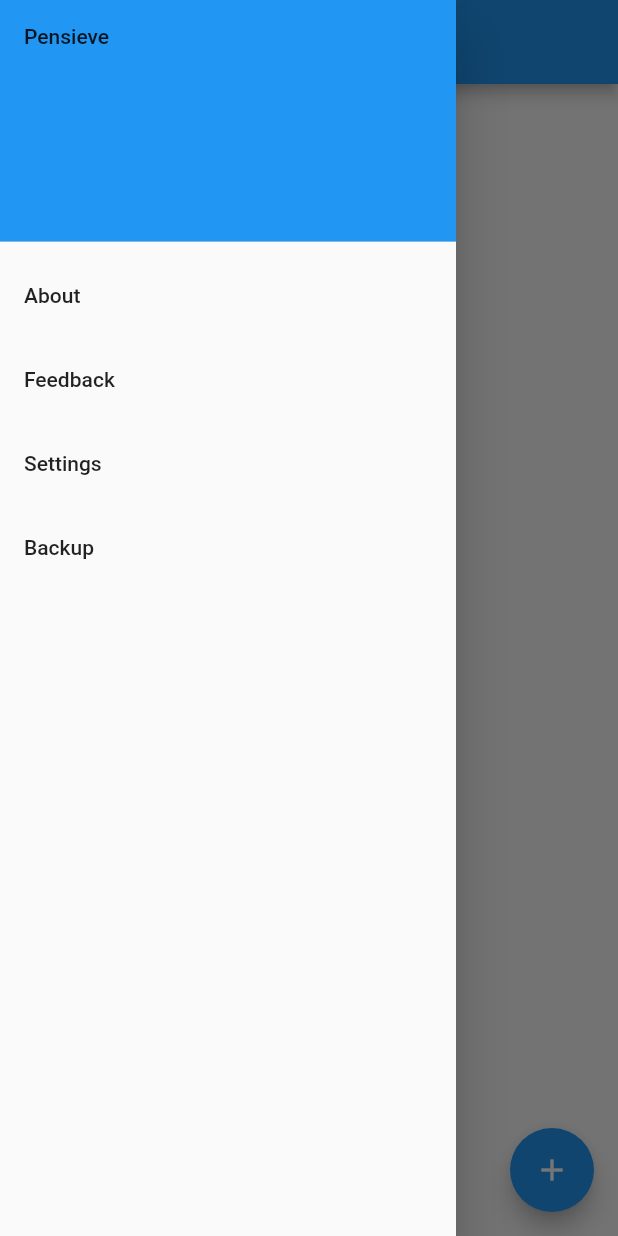
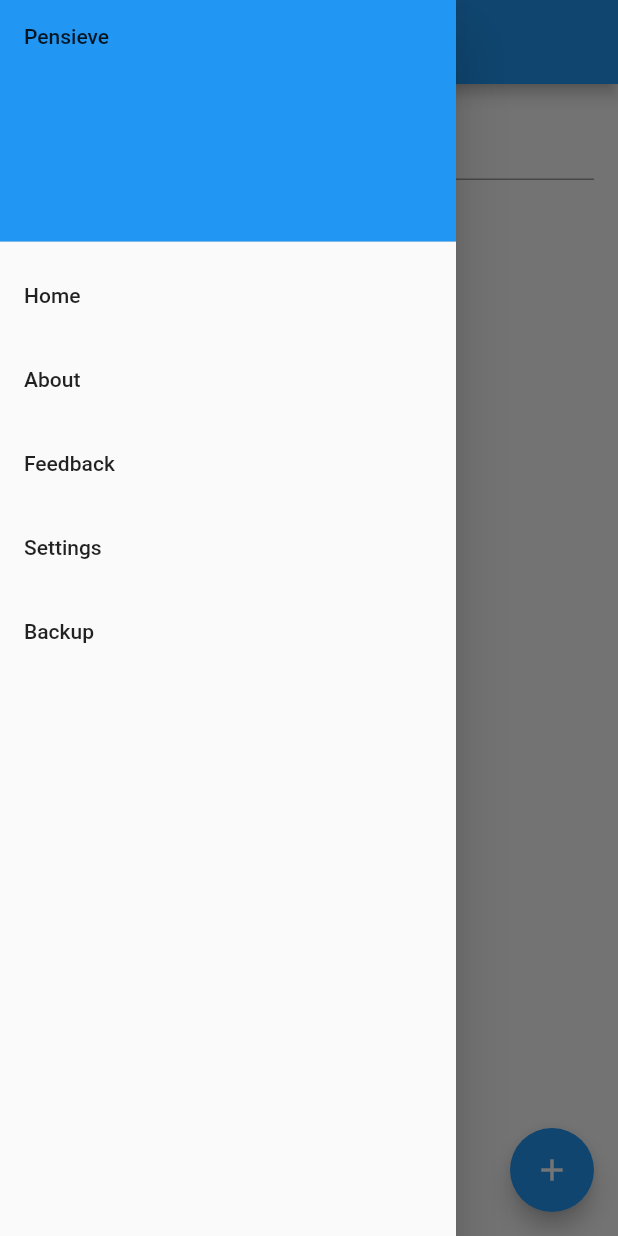
Before and after one commit to anbncn/pensieve_app, a Flutter app: the screen it shows after launch, with the side drawer open, on a phone screen of 412 x 824 dp. Run offline on Flutter 3.47's test engine with Material 2 defaults, Android fonts, the phone set to English and light mode, and no system bars.

Commit message:
Basic add/search design

```diff
--- /dev/null
+++ b/lib/HomePage.dart
@@ -0,0 +1,121 @@
+import 'package:flutter/material.dart';
+
+import 'Pensieve.dart';
+import 'AboutPage.dart';
+import 'AddPage.dart';
+import 'BackupPage.dart';
+import 'FeedbackPage.dart';
+import 'SearchPage.dart';
+import 'SettingsPage.dart';
+
+class HomePage extends StatefulWidget {
+  @override
+  HomePageState createState() {
+    return HomePageState();
+  }
+}
+
+class HomePageState extends State<HomePage> {
+  String state = "Home";
+  Pensieve pensieve = Pensieve();
+
+  Widget _buildAppBar() {
+    final text = (state == "Home") ? "Pensieve" : state;
+    return AppBar(
+      title: Text(text),
+    );
+  }
+
+  Widget _buildDrawer(BuildContext context) {
+    final options = ["Home", "About", "Feedback", "Settings", "Backup"];
+
+    // auto (i.e. var) does not work as dart is unable to identify the type as
+    // List<Widget> later on
+    List<Widget> drawerTiles = [];
+    for (final opt in options) {
+      drawerTiles.add(
+        ListTile(
+          // TODO: change color of the text depending on state
+            title: Text(opt),
+            onTap: () {
+              _onSelection(opt);
+              Navigator.pop(context);
+            }),
+      );
+    }
+
+    return Drawer(
+      child: ListView(
+        padding: EdgeInsets.zero,
+        children: <Widget>[
+          DrawerHeader(
+            // TODO: put a logo here maybe
+            child: Text('Pensieve'),
+            decoration: BoxDecoration(color: Colors.blue),
+          ),
+          Column(children: drawerTiles),
+        ],
+      ),
+    );
+  }
+
+  Widget _buildAddButton() {
+    if (state == "Home") {
+      return FloatingActionButton(
+          child: Icon(Icons.add), tooltip: 'Add', onPressed: _onAdd);
+    }
+    return null;
+  }
+
+  Widget _buildBody() {
+    switch (state) {
+      case "About":
+        return AboutPage();
+        break;
+      case "Feedback":
+        return FeedbackPage();
+        break;
+      case "Settings":
+        return SettingsPage();
+        break;
+      case "Backup":
+        return BackupPage();
+        break;
+      case "Add":
+        return AddPage(pensieve: pensieve,);
+        break;
+      case "Search":
+        return SearchPage(pensieve: pensieve,);
+        break;
+    }
+
+    // default
+    return SearchPage(pensieve: pensieve,);
+  }
+
+  void _onAdd() {
+    _onSelection("Add");
+  }
+
+  void _onSearch() {
+    _onSelection("Search");
+  }
+
+  void _onSelection(String option) {
+    // causes to rerun the build
+    setState(() {
+      state = option;
+    });
+  }
+
+  @override
+  Widget build(BuildContext context) {
+    return Scaffold(
+      appBar: _buildAppBar(),
+      drawer: _buildDrawer(context),
+      floatingActionButton: _buildAddButton(),
+      floatingActionButtonLocation: FloatingActionButtonLocation.endFloat,
+      body: _buildBody(),
+    );
+  }
+}
--- /dev/null
+++ b/lib/Pensieve.dart
@@ -0,0 +1,67 @@
+// Awesome data structure which provides add,search,remove of messages
+
+// can potentially use FireBase to save data on google cloud
+// for now we use local json files
+
+class Message {
+  DateTime time;
+  Set<String> keys;
+  String text;
+
+  Message(this.time, this.keys, this.text);
+}
+
+class Pensieve {
+  List<Message> messages = [];
+
+  Set<String> getKeywords(DateTime time, String text) {
+    var keys = Set<String>();
+    keys.add("hunter");
+    // return by value?
+    return keys;
+  }
+
+  bool commit(DateTime time, Set<String> keys, String text) {
+    for(final msg in messages) {
+      if (msg.time == time || msg.keys == keys || msg.text == text) {
+        return true;
+      }
+    }
+
+    // List::add returns void
+    messages.add(Message(time, keys, text));
+    return true;
+  }
+
+  List<Message> find(DateTime time, List<String> keyList) {
+    var keys = Set<String>();
+    for (final k in keyList) {
+      keys.add(k);
+    }
+
+    List<Message> result = [];
+    for (final msg in messages) {
+      if (keys.intersection(msg.keys).isNotEmpty) {
+        result.add(msg);
+      }
+    }
+    return result;
+  }
+
+  bool remove(Message msg) {
+    return messages.remove(msg);
+  }
+
+  // key utility functions
+  bool keysContain(String key, Set<String> keys) {
+    return keys.contains(key);
+  }
+
+  void keysAdd(String key, Set<String> keys) {
+    keys.add(key);
+  }
+
+  void keysRemove(String key, Set<String> keys) {
+    keys.remove(key);
+  }
+}
--- /dev/null
+++ b/lib/SearchPage.dart
@@ -0,0 +1,72 @@
+import 'package:flutter/material.dart';
+
+import "Pensieve.dart";
+
+class SearchPage extends StatefulWidget {
+  final Pensieve pensieve;
+
+  SearchPage({Key key, this.pensieve}) : super(key: key);
+
+  @override
+  SearchPageState createState() {
+    return SearchPageState();
+  }
+}
+
+class SearchPageState extends State<SearchPage> {
+  final controller = TextEditingController();
+  String input = "";
+
+  List<Widget> _buildSearch() {
+    List<Message> messages = widget.pensieve.find(null, input.split(" "));
+
+    List<Widget> searchResults = [];
+    for (final msg in messages) {
+      searchResults.add(ListTile(
+        title: Text(msg.text),
+      ));
+    }
+
+    if (searchResults.length == 0) {
+      searchResults.add(ListTile(
+        title: Text(""),
+      ));
+    }
+
+    return searchResults;
+  }
+
+  Widget _buildInput() {
+    return Padding(
+      padding: EdgeInsets.all(16.0),
+      child: TextField(
+        decoration: InputDecoration(hintText: "Search your thoughts here"),
+        controller: controller,
+        onChanged: (text) {
+          setState(() {
+            input = text;
+          });
+        },
+      ),
+    );
+  }
+
+  @override
+  Widget build(BuildContext context) {
+    return Scaffold(
+        // otherwise the textfield resizes to accommodate the keyboard
+        resizeToAvoidBottomPadding: false,
+        body: ListView(
+          children: <Widget>[
+            _buildInput(),
+            Column(children: _buildSearch()),
+          ],
+        ));
+  }
+
+  @override
+  void dispose() {
+    controller.dispose();
+    super.dispose();
+  }
+}
--- a/lib/main.dart
+++ b/lib/main.dart
@@ -1,4 +1,6 @@
 import 'package:flutter/material.dart';
+
+import 'HomePage.dart';
 
 void main() {
   // better to use MaterialApp as it brings in some top level Widgets like
@@ -10,152 +12,3 @@ void main() {
     ),
   );
 }
-
-class AboutPage extends StatelessWidget {
-  @override
-  Widget build(BuildContext context) {
-    return Center(child: Text('About'),);
-  }
-}
-
-class FeedbackPage extends StatelessWidget {
-  @override
-  Widget build(BuildContext context) {
-    return Center(child: Text('Feedback'),);
-  }
-}
-
-class SettingsPage extends StatelessWidget {
-  @override
-  Widget build(BuildContext context) {
-    return Center(child: Text('Settings'),);
-  }
-}
-
-class BackupPage extends StatelessWidget {
-  @override
-  Widget build(BuildContext context) {
-    return Center(child: Text('Backup'),);
-  }
-}
-
-class AddPage extends StatelessWidget {
-  @override
-  Widget build(BuildContext context) {
-    return Center(child: Text('Add'),);
-  }
-}
-
-class SearchPage extends StatelessWidget {
-  @override
-  Widget build(BuildContext context) {
-    return Center(child: Text('Search'),);
-  }
-}
-
-class HomePage extends StatefulWidget {
-  @override
-  HomePageState createState() {
-    return HomePageState();
-  }
-}
-
-class HomePageState extends State<HomePage> {
-  String state = "default";
-
-  Widget _buildAppBar() {
-    return AppBar(
-      title: Text("Pensieve"),
-    );
-  }
-
-  Widget _buildDrawer(BuildContext context) {
-    final options = ["About", "Feedback", "Settings", "Backup"];
-
-    // auto (i.e. var) does not work as dart is unable to identify the type as
-    // List<Widget> later on
-    List<Widget> drawerTiles = [];
-    for (final opt in options) {
-      drawerTiles.add(ListTile(
-          title: Text(opt),
-          onTap: () {
-            _onSelection(opt);
-            Navigator.pop(context);
-          }),
-      );
-    }
-
-    return Drawer(
-      child: ListView(
-        padding: EdgeInsets.zero,
-        children: <Widget>[
-          DrawerHeader(
-            // TODO: put a logo here maybe
-            child: Text('Pensieve'),
-            decoration: BoxDecoration(color: Colors.blue),
-          ),
-          Column(children: drawerTiles),
-        ],
-      ),
-    );
-  }
-
-  Widget _buildAddButton() {
-    return FloatingActionButton(
-        child: Icon(Icons.add), tooltip: 'Add', onPressed: _onAdd);
-  }
-
-  Widget _buildBody() {
-    switch (state) {
-      case "About":
-        return AboutPage();
-        break;
-      case "Feedback":
-        return FeedbackPage();
-        break;
-      case "Settings":
-        return SettingsPage();
-        break;
-      case "Backup":
-        return BackupPage();
-        break;
-      case "Add":
-        return AddPage();
-        break;
-      case "Search":
-        return SearchPage();
-        break;
-    }
-
-    // default
-    return Center(
-      child: Text("Home"),
-    );
-  }
-
-  void _onAdd() {
-    _onSelection("Add");
-  }
-
-  void _onSearch() {
-    _onSelection("Search");
-  }
-
-  void _onSelection(String option) {
-    // causes to rerun the build
-    setState(() {
-      state = option;
-    });
-  }
-
-  @override
-  Widget build(BuildContext context) {
-    return Scaffold(
-      appBar: _buildAppBar(),
-      drawer: _buildDrawer(context),
-      floatingActionButton: _buildAddButton(),
-      floatingActionButtonLocation: FloatingActionButtonLocation.endFloat,
-      body: _buildBody(),
-    );
-  }
-}
```
Also changed, not shown: lib/AboutPage.dart (added, +20 -0 lines), lib/AddPage.dart (added, +151 -0 lines), lib/BackupPage.dart (added, +10 -0 lines), lib/FeedbackPage.dart (added, +10 -0 lines), lib/SettingsPage.dart (added, +10 -0 lines).
